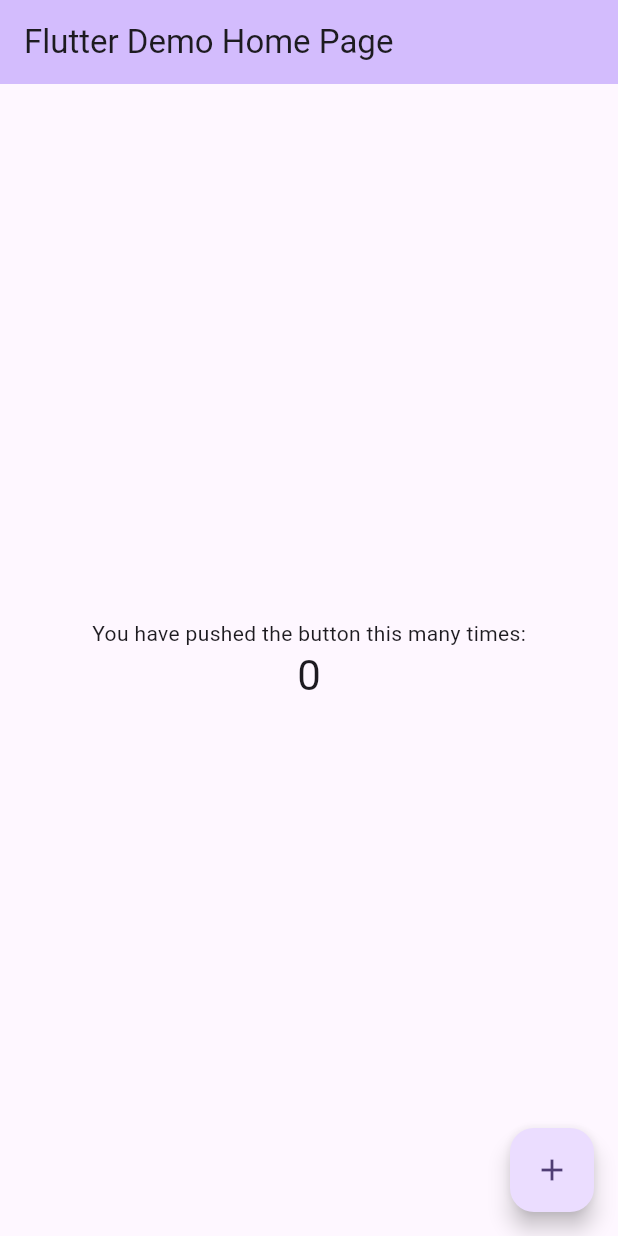
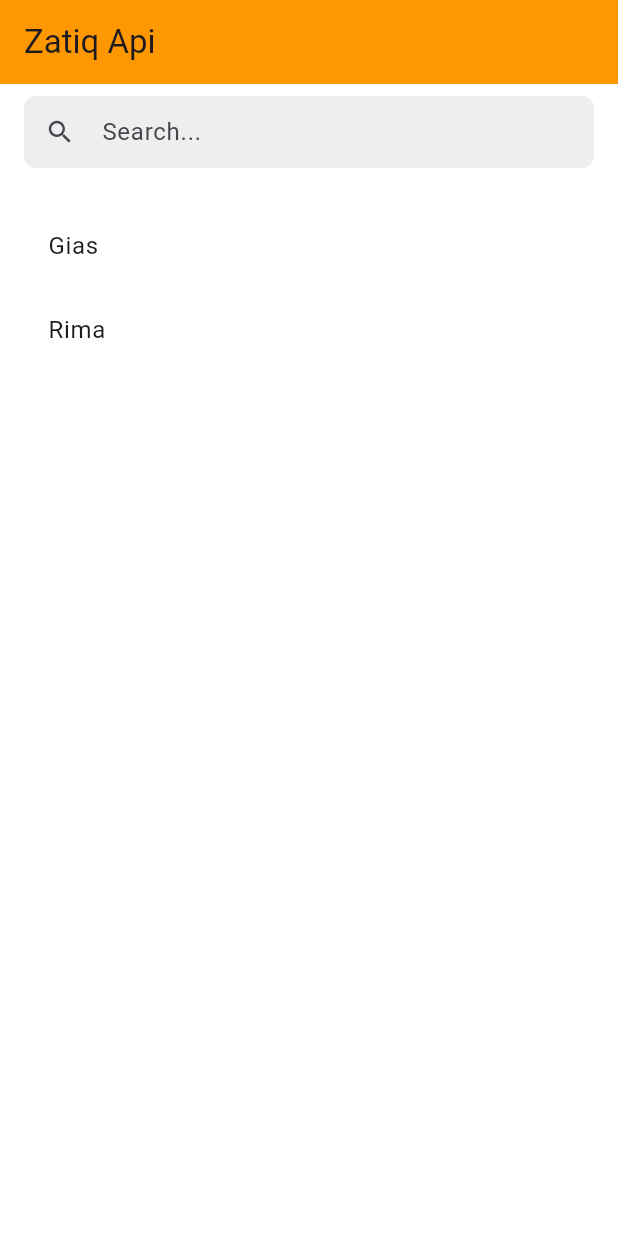
Before and after one commit to giasuddin2548/intv_zatiq, a Flutter app: the screen it shows after launch, on a phone screen of 412 x 824 dp. Run offline on Flutter 3.47's test engine with Material 3 defaults, Android fonts, the phone set to English and light mode, and no system bars; drawn by our look-alikes of custom_refresh_indicator; our stand-ins replace equatable, flutter_bloc.

Commit message:
Bloc Pattern added, Now UI is communicating and receiving with bloc

```diff
--- /dev/null
+++ b/lib/data/models/ProductModel.dart
@@ -0,0 +1,56 @@
+class ProductModel {
+  ProductModel({
+      this.id,
+      this.name,
+      this.buyingPrice,
+      this.sellingPrice,
+      this.stock,
+      this.img,
+      this.brandName,
+      this.categoryName,
+      this.status,
+      this.createdAt,
+      this.updatedAt,});
+
+  ProductModel.fromJson(dynamic json) {
+    id = json['id'];
+    name = json['name'];
+    buyingPrice = json['buying_price'];
+    sellingPrice = json['selling_price'];
+    stock = json['stock'];
+    img = json['img'];
+    brandName = json['brand_name'];
+    categoryName = json['category_name'];
+    status = json['status'];
+    createdAt = json['created_at'];
+    updatedAt = json['updated_at'];
+  }
+  int? id;
+  String? name;
+  String? buyingPrice;
+  String? sellingPrice;
+  int? stock;
+  String? img;
+  String? brandName;
+  String? categoryName;
+  String? status;
+  String? createdAt;
+  String? updatedAt;
+
+  Map<String, dynamic> toJson() {
+    final map = <String, dynamic>{};
+    map['id'] = id;
+    map['name'] = name;
+    map['buying_price'] = buyingPrice;
+    map['selling_price'] = sellingPrice;
+    map['stock'] = stock;
+    map['img'] = img;
+    map['brand_name'] = brandName;
+    map['category_name'] = categoryName;
+    map['status'] = status;
+    map['created_at'] = createdAt;
+    map['updated_at'] = updatedAt;
+    return map;
+  }
+
+}
--- a/lib/main.dart
+++ b/lib/main.dart
@@ -1,122 +1,26 @@
 import 'package:flutter/material.dart';
+import 'package:flutter_bloc/flutter_bloc.dart';
+import 'package:intv_zatiq/presentation/blocs/home_bloc.dart';
+import 'package:intv_zatiq/presentation/pages/home_screen.dart';
 
 void main() {
   runApp(const MyApp());
 }
-
 class MyApp extends StatelessWidget {
   const MyApp({super.key});
 
-  // This widget is the root of your application.
   @override
   Widget build(BuildContext context) {
-    return MaterialApp(
-      title: 'Flutter Demo',
+    return MultiBlocProvider(providers: [
+      BlocProvider<HomeBloc>(create: (_)=>HomeBloc())
+
+    ], child: MaterialApp(
+      title: 'Zatiq',
+      debugShowCheckedModeBanner: false,
       theme: ThemeData(
-        // This is the theme of your application.
-        //
-        // TRY THIS: Try running your application with "flutter run". You'll see
-        // the application has a purple toolbar. Then, without quitting the app,
-        // try changing the seedColor in the colorScheme below to Colors.green
-        // and then invoke "hot reload" (save your changes or press the "hot
-        // reload" button in a Flutter-supported IDE, or press "r" if you used
-        // the command line to start the app).
-        //
-        // Notice that the counter didn't reset back to zero; the application
-        // state is not lost during the reload. To reset the state, use hot
-        // restart instead.
-        //
-        // This works for code too, not just values: Most code changes can be
-        // tested with just a hot reload.
         colorScheme: ColorScheme.fromSeed(seedColor: Colors.deepPurple),
       ),
-      home: const MyHomePage(title: 'Flutter Demo Home Page'),
-    );
+      home: HomeScreen(),
+    ));
   }
 }
-
-class MyHomePage extends StatefulWidget {
-  const MyHomePage({super.key, required this.title});
-
-  // This widget is the home page of your application. It is stateful, meaning
-  // that it has a State object (defined below) that contains fields that affect
-  // how it looks.
-
-  // This class is the configuration for the state. It holds the values (in this
-  // case the title) provided by the parent (in this case the App widget) and
-  // used by the build method of the State. Fields in a Widget subclass are
-  // always marked "final".
-
-  final String title;
-
-  @override
-  State<MyHomePage> createState() => _MyHomePageState();
-}
-
-class _MyHomePageState extends State<MyHomePage> {
-  int _counter = 0;
-
-  void _incrementCounter() {
-    setState(() {
-      // This call to setState tells the Flutter framework that something has
-      // changed in this State, which causes it to rerun the build method below
-      // so that the display can reflect the updated values. If we changed
-      // _counter without calling setState(), then the build method would not be
-      // called again, and so nothing would appear to happen.
-      _counter++;
-    });
-  }
-
-  @override
-  Widget build(BuildContext context) {
-    // This method is rerun every time setState is called, for instance as done
-    // by the _incrementCounter method above.
-    //
-    // The Flutter framework has been optimized to make rerunning build methods
-    // fast, so that you can just rebuild anything that needs updating rather
-    // than having to individually change instances of widgets.
-    return Scaffold(
-      appBar: AppBar(
-        // TRY THIS: Try changing the color here to a specific color (to
-        // Colors.amber, perhaps?) and trigger a hot reload to see the AppBar
-        // change color while the other colors stay the same.
-        backgroundColor: Theme.of(context).colorScheme.inversePrimary,
-        // Here we take the value from the MyHomePage object that was created by
-        // the App.build method, and use it to set our appbar title.
-        title: Text(widget.title),
-      ),
-      body: Center(
-        // Center is a layout widget. It takes a single child and positions it
-        // in the middle of the parent.
-        child: Column(
-          // Column is also a layout widget. It takes a list of children and
-          // arranges them vertically. By default, it sizes itself to fit its
-          // children horizontally, and tries to be as tall as its parent.
-          //
-          // Column has various properties to control how it sizes itself and
-          // how it positions its children. Here we use mainAxisAlignment to
-          // center the children vertically; the main axis here is the vertical
-          // axis because Columns are vertical (the cross axis would be
-          // horizontal).
-          //
-          // TRY THIS: Invoke "debug painting" (choose the "Toggle Debug Paint"
-          // action in the IDE, or press "p" in the console), to see the
-          // wireframe for each widget.
-          mainAxisAlignment: MainAxisAlignment.center,
-          children: <Widget>[
-            const Text('You have pushed the button this many times:'),
-            Text(
-              '$_counter',
-              style: Theme.of(context).textTheme.headlineMedium,
-            ),
-          ],
-        ),
-      ),
-      floatingActionButton: FloatingActionButton(
-        onPressed: _incrementCounter,
-        tooltip: 'Increment',
-        child: const Icon(Icons.add),
-      ), // This trailing comma makes auto-formatting nicer for build methods.
-    );
-  }
-}
--- /dev/null
+++ b/lib/presentation/blocs/home_bloc.dart
@@ -0,0 +1,23 @@
+
+import 'dart:async';
+
+import 'package:flutter_bloc/flutter_bloc.dart';
+import 'package:intv_zatiq/data/models/ProductModel.dart';
+
+import 'home_event.dart';
+import 'home_state.dart';
+
+class HomeBloc extends Bloc<HomeEvent , HomeState>{
+
+  HomeBloc() : super(HomeDataLoadState()) {
+    on<HomeGetDataEvent>(_getData);
+  }
+
+  FutureOr<void> _getData(HomeGetDataEvent event, Emitter<HomeState> emit)async {
+
+    print(event.pageNo);
+
+    emit(HomeDataLoadState(productList: [ProductModel(name: "Gias"), ProductModel(name: "Rima")]));
+
+  }
+}
--- /dev/null
+++ b/lib/presentation/blocs/home_event.dart
@@ -0,0 +1,19 @@
+
+import 'package:equatable/equatable.dart';
+
+abstract class HomeEvent extends  Equatable{}
+
+class HomeGetDataEvent extends HomeEvent{
+  int pageNo;
+  HomeGetDataEvent(this.pageNo);
+
+
+  @override
+  List<Object?> get props => [];
+}
+
+class HomeSearchDataEvent extends HomeEvent{
+
+  @override
+  List<Object?> get props => [];
+}
--- /dev/null
+++ b/lib/presentation/blocs/home_state.dart
@@ -0,0 +1,31 @@
+import 'package:equatable/equatable.dart';
+import '../../data/models/ProductModel.dart';
+abstract class HomeState extends  Equatable{}
+
+class HomeDataLoadState extends HomeState {
+  final List<ProductModel>? productList;
+  final bool isLoadingApi;
+  final String? apiError;
+
+  HomeDataLoadState({
+    this.productList,
+    this.isLoadingApi = false,
+    this.apiError,
+  });
+
+  HomeDataLoadState copyWith({
+    List<ProductModel>? pList,
+    bool? isLoadingApi,
+    String? apiError
+  }) {
+    return HomeDataLoadState(
+      productList: pList ?? productList,
+      isLoadingApi: isLoadingApi ?? this.isLoadingApi,
+      apiError: apiError ?? this.apiError
+    );
+  }
+
+
+  @override
+  List<Object?> get props => [];
+}
--- /dev/null
+++ b/lib/presentation/pages/home_screen.dart
@@ -0,0 +1,116 @@
+import 'package:custom_refresh_indicator/custom_refresh_indicator.dart';
+import 'package:flutter/material.dart';
+import 'package:flutter_bloc/flutter_bloc.dart';
+import 'package:intv_zatiq/presentation/blocs/home_bloc.dart';
+import 'package:intv_zatiq/presentation/blocs/home_state.dart';
+
+import '../blocs/home_event.dart';
+
+class HomeScreen extends StatelessWidget {
+  const HomeScreen({super.key});
+
+
+
+
+  @override
+  Widget build(BuildContext context) {
+
+    context.read<HomeBloc>().add(HomeGetDataEvent(1000));
+
+    return Scaffold(
+      backgroundColor: Colors.white,
+      appBar: AppBar(
+          backgroundColor: Colors.orange,
+          title: const Text("Zatiq Api")),
+      body: CustomRefreshIndicator(
+        onRefresh: _onRefresh,
+        builder: (context, child, controller) {
+          return Stack(
+            alignment: Alignment.topCenter,
+            children: [
+              if (controller.isLoading)
+                const Padding(
+                  padding: EdgeInsets.only(top: 16.0),
+                  child: CircularProgressIndicator(),
+                ),
+              AnimatedBuilder(
+                animation: controller,
+                builder: (context, _) => Transform.translate(
+                  offset: Offset(0, controller.value * 100),
+                  child: child,
+                ),
+              ),
+            ],
+          );
+        },
+        child: SingleChildScrollView(
+          child: Column(
+            children: [
+              Container(
+                margin: EdgeInsets.symmetric(horizontal: 16, vertical: 8),
+                child: TextField(
+                  decoration: InputDecoration(
+                    hintText: 'Search...',
+                    prefixIcon: Icon(Icons.search, size: 20),
+                    isDense: true,
+                    contentPadding: EdgeInsets.symmetric(vertical: 8, horizontal: 12),
+                    filled: true,
+                    fillColor: Colors.grey[200],
+                    border: OutlineInputBorder(
+                      borderRadius: BorderRadius.circular(8),
+                      borderSide: BorderSide.none,
+                    ),
+                  ),
+                  onChanged: (v){
+
+                  },
+                ),
+              ),
+
+
+              BlocBuilder<HomeBloc, HomeState>(
+                builder: (_, state) {
+                  if (state is HomeDataLoadState) {
+                    if (state.isLoadingApi) {
+                      return Card(
+                          child: SizedBox(
+                              height: 100,
+                              child: Center(
+                              child: Text('API Loading...'))
+                          ));
+                    } else if (state.apiError != null) {
+                      return Card(
+                          child: SizedBox(
+                              height: 100,
+                              child: Center(
+                                  child: Text('${state.apiError}'))
+                          ));
+                    } else {
+                      return ListView.builder(
+                          shrinkWrap: true,
+                          itemCount: state.productList?.length??0,
+                          physics: NeverScrollableScrollPhysics(),
+                          padding: const EdgeInsets.all(16),
+                          itemBuilder: (c, i){
+
+
+                            var d= state.productList![i];
+                            return ListTile(title: Text(d.name??''),);
+                          });
+                    }
+                  }
+                  return SizedBox.shrink();
+                },
+              ),
+
+            ],
+          ),
+        ),
+      ),
+    );
+  }
+
+  Future<void> _onRefresh() async {
+    await Future.delayed(const Duration(seconds: 2));
+  }
+}
```
